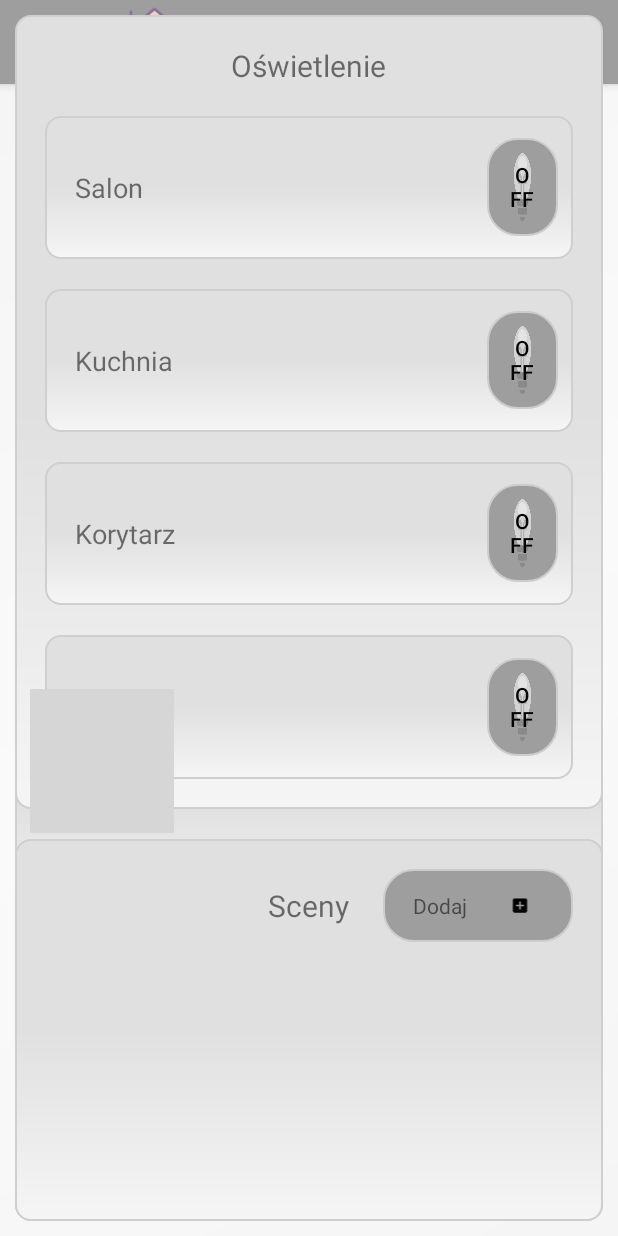
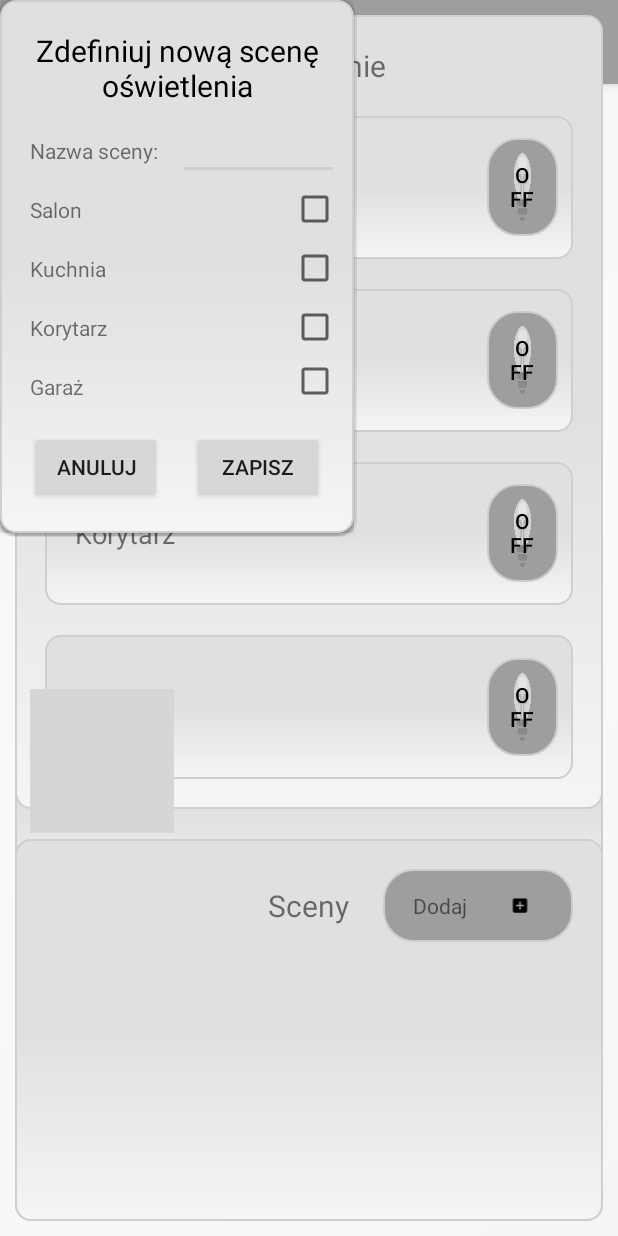
Before and after one commit to marcinkozikowski/SmartPiHome, an Android app: the fragment LightFragment placed in its activity, after a tap on "Dodaj", on a phone screen of 412 x 824 dp. Run offline under Robolectric (Android 15) with nearby library versions, the phone set to English and light mode, and no system bars; libraries missing offline, so code that uses them is left out: com.pubnub.api; 12 statements that could not run were skipped; grey boxes are pictures that could not be loaded.

Commit message:
PopuP window to add user defined light scenes with whole back end

```diff
--- a/app/build.gradle
+++ b/app/build.gradle
@@ -8,7 +8,7 @@ android {
     buildToolsVersion '25.0.0'
     defaultConfig {
         applicationId "com.example.dell.smartpihome"
-        minSdkVersion 21
+        minSdkVersion 23
         targetSdkVersion 24
         versionCode 1
         versionName "1.0"
--- a/app/src/main/java/fragment/LightFragment.java
+++ b/app/src/main/java/fragment/LightFragment.java
@@ -1,15 +1,22 @@
 package fragment;
 
+import android.content.Context;
 import android.net.Uri;
+import android.os.Build;
 import android.os.Bundle;
 import android.support.v4.app.Fragment;
+import android.view.Gravity;
 import android.view.LayoutInflater;
 import android.view.View;
 import android.view.ViewGroup;
 import android.widget.AdapterView;
+import android.widget.Button;
+import android.widget.CheckBox;
+import android.widget.EditText;
 import android.widget.ImageView;
 import android.widget.LinearLayout;
 import android.widget.ListView;
+import android.widget.PopupWindow;
 import android.widget.ToggleButton;
 
 import com.example.dell.smartpihome.Main3Activity;
@@ -20,6 +27,7 @@ import java.util.List;
 import CustomListAdapters.LightSceneAdapter;
 import Entities.LightScene;
 
+import static android.content.Context.LAYOUT_INFLATER_SERVICE;
 import static com.example.dell.smartpihome.Main3Activity.tools;
 
 
@@ -36,6 +44,8 @@ public class LightFragment extends Fragment {
     List<LightScene> lc;
     LightScene choosenLightScene;
     LinearLayout addNewScene;
+    PopupWindow addScenePopUp;
+    Context mContext;
 
     private OnFragmentInteractionListener mListener;
 
@@ -53,6 +63,7 @@ public class LightFragment extends Fragment {
         super.onCreate(savedInstanceState);
 
         lc = LightScene.listAll(LightScene.class);
+        mContext = getContext();
     }
 
     @Override
@@ -115,20 +126,75 @@ public class LightFragment extends Fragment {
         addNewScene.setOnClickListener(new View.OnClickListener(){
             @Override
             public void onClick(View v) {
-                LightScene filmy = new LightScene("Filmy",true,false,false,false);
-                filmy.save();
-                lightSceneAdapter.notifyDataSetChanged();
-                updateSceneList(finalInflatedView);
+                LayoutInflater inflater = (LayoutInflater)getContext().getSystemService(LAYOUT_INFLATER_SERVICE);
+
+                // Inflate the custom layout/view
+                View customView = inflater.inflate(R.layout.light_scene_popup_window,null);
+
+                // Initialize a new instance of popup window
+                addScenePopUp = new PopupWindow(
+                        customView,
+                        LinearLayout.LayoutParams.WRAP_CONTENT,
+                        LinearLayout.LayoutParams.WRAP_CONTENT
+                );
+
+                addScenePopUp.setFocusable(true);
+
+                if(Build.VERSION.SDK_INT>=21){
+                    addScenePopUp.setElevation(5.0f);
+                }
+
+                Button closeButton = (Button) customView.findViewById(R.id.abortScene);
+                Button saveButton = (Button) customView.findViewById(R.id.saveScene);
+
+                saveButton.setOnClickListener(new View.OnClickListener() {
+                    @Override
+                    public void onClick(View view) {
+                        // Dismiss the popup window
+                        SaveNewLightScene(customView);
+                        updateSceneList();
+                        addScenePopUp.dismiss();
+                    }
+                });
+
+                closeButton.setOnClickListener(new View.OnClickListener() {
+                    @Override
+                    public void onClick(View view) {
+                        // Dismiss the popup window
+                        addScenePopUp.dismiss();
+                    }
+                });
+
+                addScenePopUp.showAtLocation(addNewScene, Gravity.CENTER,0,0);
             }
         });
-
-        //TODO add pop up window or new activity to add user defined light scens
 
         return inflatedView;
     }
 
+    private void SaveNewLightScene(View v)
+    {
+        EditText name = (EditText)v.findViewById(R.id.nameLightSceneET);
+        CheckBox livingRoom = (CheckBox)v.findViewById(R.id.livingRoomCheckBox);
+        CheckBox kitchen = (CheckBox)v.findViewById(R.id.kitchenCheckBox);
+        CheckBox corridor = (CheckBox)v.findViewById(R.id.corridorCheckBox);
+        CheckBox garage  = (CheckBox)v.findViewById(R.id.garageCheckBox);
+
+        LightScene nl = new LightScene(name.getText().toString(),livingRoom.isChecked(),kitchen.isChecked(),corridor.isChecked(),garage.isChecked());
+        nl.save();
+    }
+
     private void updateSceneList(View v)
     {
+        lc = LightScene.listAll(LightScene.class);
+        scenesListView = (ListView)v.findViewById(R.id.lightScene_ListView);
+        lightSceneAdapter= new LightSceneAdapter(lc,getContext());
+        scenesListView.setAdapter(lightSceneAdapter);
+    }
+
+    private void updateSceneList()
+    {
+        View v = getView();
         lc = LightScene.listAll(LightScene.class);
         scenesListView = (ListView)v.findViewById(R.id.lightScene_ListView);
         lightSceneAdapter= new LightSceneAdapter(lc,getContext());
--- /dev/null
+++ b/app/src/main/res/layout/light_scene_popup_window.xml
@@ -0,0 +1,159 @@
+<?xml version="1.0" encoding="utf-8"?>
+<LinearLayout xmlns:android="http://schemas.android.com/apk/res/android"
+    android:orientation="vertical" android:layout_width="wrap_content"
+    android:layout_height="wrap_content"
+    android:padding="@dimen/layout_margin"
+    android:background="@drawable/border_with_fill">
+
+    <LinearLayout
+        android:layout_width="match_parent"
+        android:layout_height="wrap_content"
+        android:layout_margin="@dimen/layout_margin">
+        <TextView
+            android:layout_width="match_parent"
+            android:layout_height="wrap_content"
+            android:lines="2"
+            android:textColor="#000000"
+            android:textSize="@dimen/header_text_size"
+            android:textAlignment="center"
+            android:text="Zdefiniuj nową scenę oświetlenia"/>
+    </LinearLayout>
+
+    <LinearLayout
+        android:layout_width="match_parent"
+        android:layout_height="wrap_content"
+        android:orientation="vertical"
+        android:id="@+id/checkBoxesLL">
+        <LinearLayout
+            android:layout_width="match_parent"
+            android:layout_height="wrap_content"
+            android:orientation="horizontal">
+            <TextView
+                android:layout_width="wrap_content"
+                android:layout_height="wrap_content"
+                android:layout_margin="@dimen/layout_margin"
+                android:text="Nazwa sceny: "/>
+            <LinearLayout
+                android:layout_width="match_parent"
+                android:layout_height="match_parent">
+                <EditText
+                    android:layout_width="match_parent"
+                    android:layout_gravity="center_vertical"
+                    android:id="@+id/nameLightSceneET"
+                    android:layout_height="wrap_content" />
+            </LinearLayout>
+        </LinearLayout>
+
+        <LinearLayout
+            android:layout_width="match_parent"
+            android:layout_height="wrap_content"
+            android:orientation="horizontal">
+            <TextView
+                android:layout_width="wrap_content"
+                android:layout_height="wrap_content"
+                android:layout_margin="@dimen/layout_margin"
+                android:text="Salon"/>
+            <LinearLayout
+                android:layout_width="match_parent"
+                android:layout_height="match_parent"
+                android:layout_gravity="right"
+                android:gravity="right">
+            <CheckBox
+                android:layout_width="wrap_content"
+                android:layout_gravity="center_vertical"
+                android:id="@+id/livingRoomCheckBox"
+                android:layout_height="wrap_content" />
+            </LinearLayout>
+        </LinearLayout>
+
+        <LinearLayout
+            android:layout_width="match_parent"
+            android:layout_height="wrap_content"
+            android:orientation="horizontal">
+            <TextView
+                android:layout_width="wrap_content"
+                android:layout_height="wrap_content"
+                android:layout_margin="@dimen/layout_margin"
+                android:text="Kuchnia"/>
+            <LinearLayout
+                android:layout_width="match_parent"
+                android:layout_height="match_parent"
+                android:layout_gravity="right"
+                android:gravity="right">
+            <CheckBox
+                android:layout_width="wrap_content"
+                android:layout_gravity="center_vertical"
+                android:id="@+id/kitchenCheckBox"
+                android:layout_height="wrap_content" />
+            </LinearLayout>
+        </LinearLayout>
+
+        <LinearLayout
+            android:layout_width="match_parent"
+            android:layout_height="wrap_content"
+            android:orientation="horizontal">
+            <TextView
+                android:layout_width="wrap_content"
+                android:layout_height="wrap_content"
+                android:layout_margin="@dimen/layout_margin"
+                android:text="Korytarz"/>
+            <LinearLayout
+                android:layout_width="match_parent"
+                android:layout_height="match_parent"
+                android:layout_gravity="right"
+                android:gravity="right">
+            <CheckBox
+                android:layout_width="wrap_content"
+                android:layout_gravity="center_vertical"
+                android:id="@+id/corridorCheckBox"
+                android:layout_height="wrap_content" />
+            </LinearLayout>
+
+        </LinearLayout>
+
+        <LinearLayout
+            android:layout_width="match_parent"
+            android:layout_height="wrap_content"
+            android:orientation="horizontal">
+            <TextView
+                android:layout_width="wrap_content"
+                android:layout_height="wrap_content"
+                android:layout_margin="@dimen/layout_margin"
+                android:text="Garaż"/>
+            <LinearLayout
+                android:layout_width="match_parent"
+                android:layout_height="match_parent"
+                android:layout_gravity="right"
+                android:gravity="right">
+                <CheckBox
+                    android:layout_width="wrap_content"
+                    android:id="@+id/garageCheckBox"
+                    android:layout_height="wrap_content" />
+            </LinearLayout>
+
+
+        </LinearLayout>
+
+    </LinearLayout>
+
+    <LinearLayout
+        android:layout_width="wrap_content"
+        android:layout_height="wrap_content"
+        android:orientation="horizontal"
+        android:id="@+id/buttonsLL">
+        <Button
+            android:layout_width="wrap_content"
+            android:layout_height="wrap_content"
+            android:id="@+id/abortScene"
+            android:layout_margin="@dimen/layout_margin"
+            android:text="Anuluj"/>
+        <Button
+            android:layout_width="wrap_content"
+            android:layout_height="wrap_content"
+            android:id="@+id/saveScene"
+            android:layout_margin="@dimen/layout_margin"
+            android:text="Zapisz"/>
+
+    </LinearLayout>
+
+</LinearLayout>
```
